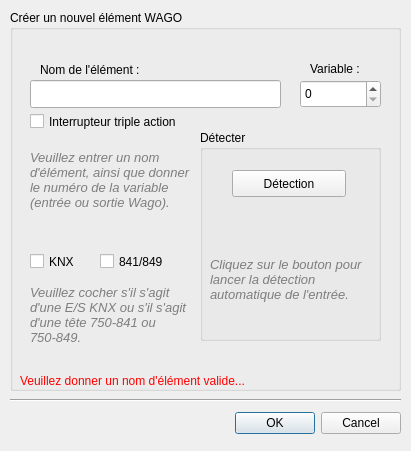
This is data/dialognewwago.ui in calaos/calaos_installer as Qt 5 draws it before an edit. The edited form follows.
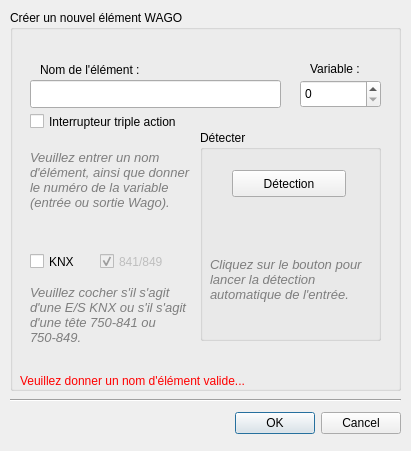
This is the edited form. Icons and pictures are not drawn.

Patch:
```diff
--- a/data/dialognewwago.ui
+++ b/data/dialognewwago.ui
@@ -690,6 +690,9 @@
     </property>
    </widget>
    <widget class="QCheckBox" name="check841">
+    <property name="enabled">
+     <bool>false</bool>
+    </property>
     <property name="geometry">
      <rect>
       <x>90</x>
@@ -701,6 +704,9 @@
     <property name="text">
      <string>841/849</string>
     </property>
+    <property name="checked">
+     <bool>true</bool>
+    </property>
    </widget>
   </widget>
  </widget>
```
